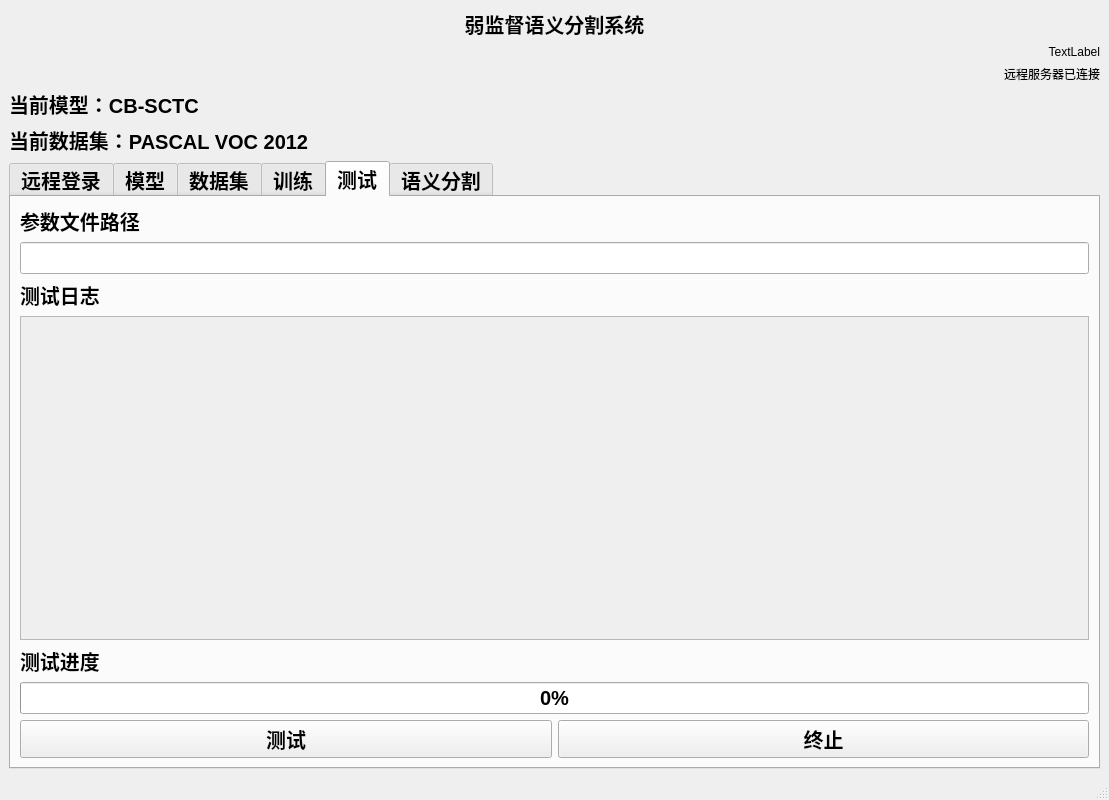
Above: win.ui from Jingfeng-Tang/WSSS_system before the change. Below: the same form after it.
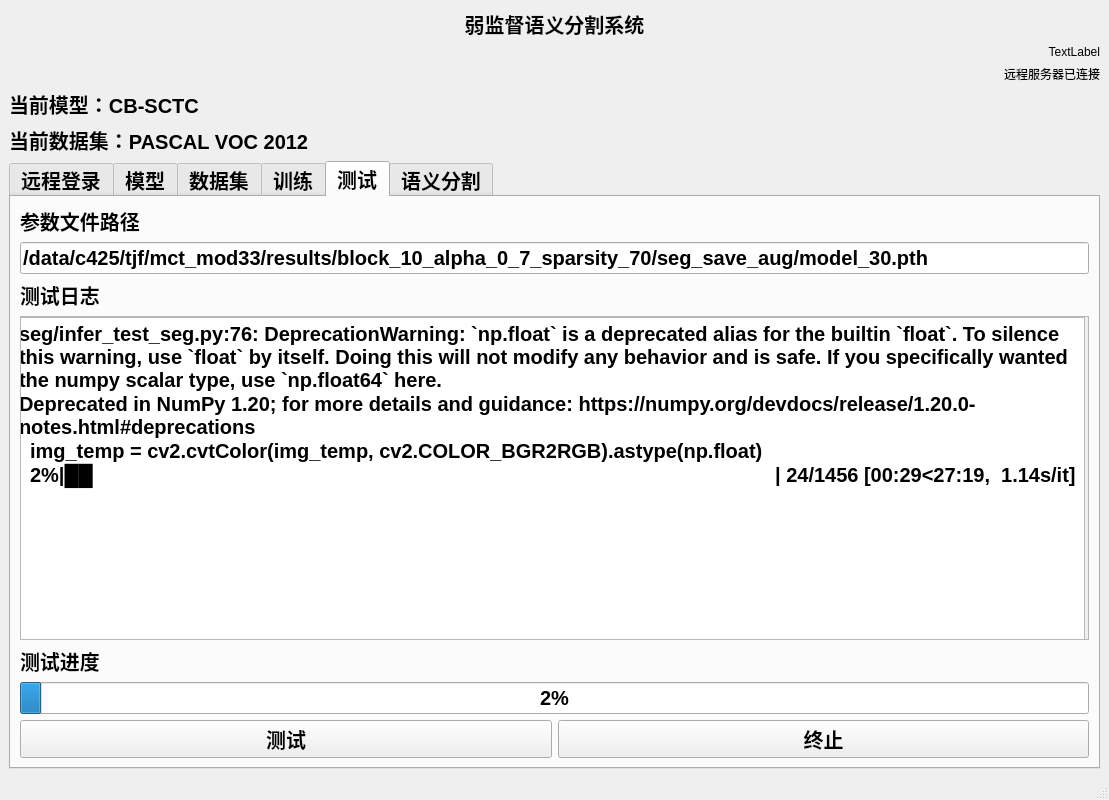
That is the form after the change. The open tabs and pages were chosen to show the change. Icons and pictures are not drawn.

Commit message: 界面ok

```diff
--- a/win.ui
+++ b/win.ui
@@ -503,6 +503,26 @@
                <height>350</height>
               </rect>
              </property>
+             <widget class="QTextEdit" name="textEdit_3">
+              <property name="geometry">
+               <rect>
+                <x>-7</x>
+                <y>0</y>
+                <width>1071</width>
+                <height>351</height>
+               </rect>
+              </property>
+              <property name="html">
+               <string>&lt;!DOCTYPE HTML PUBLIC &quot;-//W3C//DTD HTML 4.0//EN&quot; &quot;http://www.w3.org/TR/REC-html40/strict.dtd&quot;&gt;
+&lt;html&gt;&lt;head&gt;&lt;meta name=&quot;qrichtext&quot; content=&quot;1&quot; /&gt;&lt;style type=&quot;text/css&quot;&gt;
+p, li { white-space: pre-wrap; }
+&lt;/style&gt;&lt;/head&gt;&lt;body style=&quot; font-family:'Arial'; font-size:15pt; font-weight:600; font-style:normal;&quot;&gt;
+&lt;p style=&quot; margin-top:0px; margin-bottom:0px; margin-left:0px; margin-right:0px; -qt-block-indent:0; text-indent:0px;&quot;&gt;seg/infer_test_seg.py:76: DeprecationWarning: `np.float` is a deprecated alias for the builtin `float`. To silence this warning, use `float` by itself. Doing this will not modify any behavior and is safe. If you specifically wanted the numpy scalar type, use `np.float64` here.&lt;/p&gt;
+&lt;p style=&quot; margin-top:0px; margin-bottom:0px; margin-left:0px; margin-right:0px; -qt-block-indent:0; text-indent:0px;&quot;&gt;Deprecated in NumPy 1.20; for more details and guidance: https://numpy.org/devdocs/release/1.20.0-notes.html#deprecations&lt;/p&gt;
+&lt;p style=&quot; margin-top:0px; margin-bottom:0px; margin-left:0px; margin-right:0px; -qt-block-indent:0; text-indent:0px;&quot;&gt;  img_temp = cv2.cvtColor(img_temp, cv2.COLOR_BGR2RGB).astype(np.float)&lt;/p&gt;
+&lt;p style=&quot; margin-top:0px; margin-bottom:0px; margin-left:0px; margin-right:0px; -qt-block-indent:0; text-indent:0px;&quot;&gt;  2%|██                                                                                                                           | 24/1456 [00:29&amp;lt;27:19,  1.14s/it]&lt;/p&gt;&lt;/body&gt;&lt;/html&gt;</string>
+              </property>
+             </widget>
             </widget>
            </widget>
           </item>
@@ -516,14 +536,18 @@
           <item row="6" column="0">
            <widget class="QProgressBar" name="progressBar_2">
             <property name="value">
-             <number>0</number>
+             <number>2</number>
             </property>
            </widget>
           </item>
           <item row="1" column="0">
            <layout class="QHBoxLayout" name="horizontalLayout_3">
             <item>
-             <widget class="QLineEdit" name="lineEdit_3"/>
+             <widget class="QLineEdit" name="lineEdit_3">
+              <property name="text">
+               <string>/data/c425/tjf/mct_mod33/results/block_10_alpha_0_7_sparsity_70/seg_save_aug/model_30.pth</string>
+              </property>
+             </widget>
             </item>
            </layout>
           </item>
```
Left out of the diff: 18 changed lines with no effect on the pictures. The commit also changes 3 other files.
